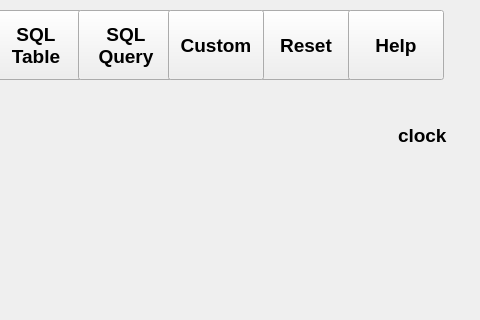
RickKrasinski/dfcleanser, file dfcleanser/Qt/data_import/DataImportUI.ui: the form before one commit; both pictures show x 592 to 1072 and y 0 to 320 of the 1072 by 976 pixel window.
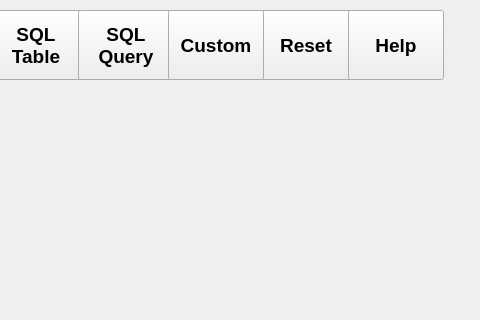
The form after the commit.

```diff
--- a/dfcleanser/Qt/data_import/DataImportUI.ui
+++ b/dfcleanser/Qt/data_import/DataImportUI.ui
@@ -247,19 +247,6 @@
 File</string>
     </property>
    </widget>
-   <widget class="QLabel" name="ClockLabel">
-    <property name="geometry">
-     <rect>
-      <x>990</x>
-      <y>110</y>
-      <width>50</width>
-      <height>50</height>
-     </rect>
-    </property>
-    <property name="text">
-     <string>clock</string>
-    </property>
-   </widget>
   </widget>
   <widget class="QStatusBar" name="statusbar"/>
  </widget>
```
